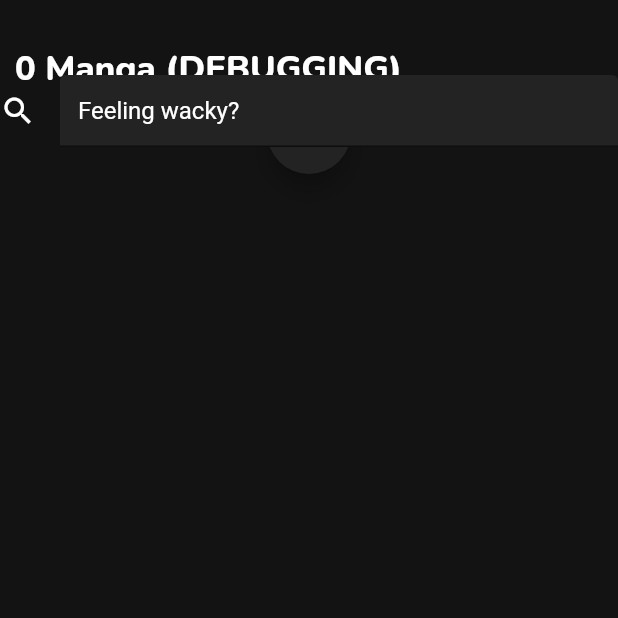
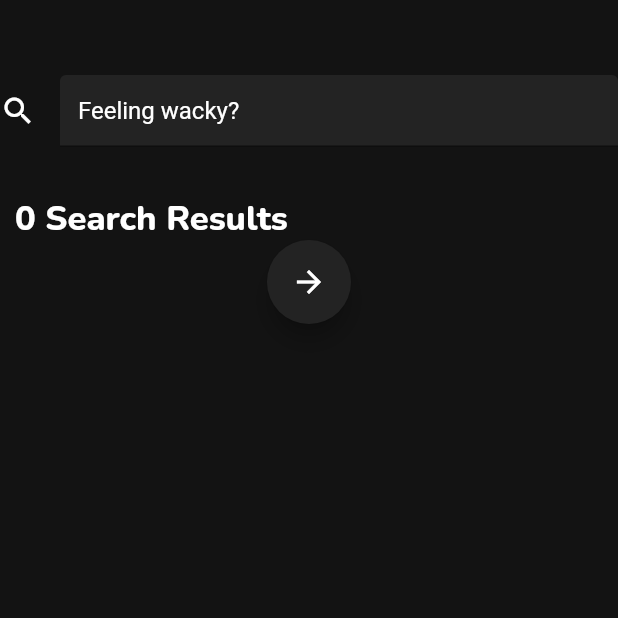
Before and after one commit to Yadiel-Otero/wabisabi-android, a Flutter app: the SearchScreen screen opened directly, on a phone screen of 412 x 824 dp, the top half of it. Run offline on Flutter 3.47's test engine with Material 2 defaults, Android fonts, the light colour scheme and no system bars; our stand-ins replace google_fonts; missing offline and left inert: web_scraper.

Commit message:
Small Tweak: SearchScreen now clears previous mangaCards before displaying a new search result

```diff
--- a/lib/components/homeScreen/MangaList.dart
+++ b/lib/components/homeScreen/MangaList.dart
@@ -14,12 +14,14 @@ class MangaList extends StatelessWidget {
   List<Map<String, dynamic>> mangaListLinks;
   Function nextLink;
   int? routeNumber;
+  String text;
 
   MangaList({
     required this.mangaList,
     required this.mangaListLinks,
     required this.nextLink,
     this.routeNumber,
+    required this.text,
   }) {}
 
   @override
@@ -44,7 +46,7 @@ class MangaList extends StatelessWidget {
               padding: EdgeInsets.only(left: 10), //moves
               alignment: Alignment.centerLeft,
               child: CustomText(
-                text: mangaList.length.toString() + ' Manga (DEBUGGING)',
+                text: mangaList.length.toString() + ' ' + text + ' ',
                 fontSize: 23,
                 fontWeight: FontWeight.w800,
               ),
--- a/lib/screens/HomeScreen.dart
+++ b/lib/screens/HomeScreen.dart
@@ -96,14 +96,6 @@ class _HomeScreenState extends State<HomeScreen> {
     previousRoute = routeNumber - 1;
     print("routeNumber: " + routeNumber.toString());
   }
-   //for (int i = 0; i < mangaList.length; i++)
-    /*
-     ******************DEBUGGING**********************
-    mangaList[i]['attributes'].removeWhere((key, value) => key == key || value == null); //for removing null values
-    print(mangaList); //manga
-    print(mangaListLinks);
-    print(mangaList[i]['attributes']['src']); //manga
-    */
 
 /*
 *******************ORIGINAL SEARCH FUNCTION WAS HERE******************
@@ -169,6 +161,7 @@ class _HomeScreenState extends State<HomeScreen> {
                       mangaListLinks: mangaListLinks,
                       nextLink: fetchManga,
                       routeNumber: routeNumber,
+                      text: 'Manga (DEBUGGING)',
                     ),
                   ],
                 ),
--- a/lib/screens/SearchScreen.dart
+++ b/lib/screens/SearchScreen.dart
@@ -18,6 +18,7 @@ class _SearchScreenState extends State<SearchScreen> {
   late List<Map<String, dynamic>> mangaListSearchLinks;
   late List<Map<String, dynamic>> mangaListNextLinks;
   String searchTerm = '';
+  int pageNumber = 1;
   bool searchLoaded = true;
   final GlobalKey<FormState> _formKey = GlobalKey<FormState>();
 
@@ -27,20 +28,21 @@ class _SearchScreenState extends State<SearchScreen> {
     final webscraper = WebScraper(Constants.baseUrl);
 
     if (await webscraper.loadWebPage(
-        '/search/story/' + searchTerm.replaceAll(" ", "_").toLowerCase())) {
-      mangaListSearch = webscraper.getElement(
+        '/search/story/' + searchTerm.replaceAll(" ", "_").toLowerCase() + '?page=' + pageNumber.toString())) {
+      mangaListSearch += webscraper.getElement(
         'div.search-story-item > a > img',
         ['src', 'alt'],
       );
 
-      mangaListSearchLinks = webscraper.getElement(
+      mangaListSearchLinks += webscraper.getElement(
         'div.search-story-item > a',
         ['href'],
       );
     }
 
     setState(() {
-      //searchLoaded = true;
+      pageNumber++;
+      print('page number: ' + pageNumber.toString());
     });
   }
 
@@ -51,6 +53,7 @@ class _SearchScreenState extends State<SearchScreen> {
     //else when it entered the function it would try to sum an itself while not initialized
     mangaListSearch = [];
     mangaListSearchLinks = [];
+    pageNumber = 1; //so that it resets when i switch pages
   }
 
   Widget build(BuildContext context) {
@@ -59,10 +62,14 @@ class _SearchScreenState extends State<SearchScreen> {
       body: searchLoaded
           ? Stack(
               children: [
-                MangaList(
-                  mangaList: mangaListSearch,
-                  mangaListLinks: mangaListSearchLinks,
-                  nextLink: fetchMangaSearch,
+                Container(
+                  margin: EdgeInsets.only(top: 100),
+                  child: MangaList(
+                    mangaList: mangaListSearch,
+                    mangaListLinks: mangaListSearchLinks,
+                    nextLink: fetchMangaSearch,
+                    text: 'Search Results',
+                  ),
                 ),
                 Positioned(
                   child: Form(
@@ -82,6 +89,9 @@ class _SearchScreenState extends State<SearchScreen> {
                               searchTerm = value,
                               //debugging purposes
                               print(searchTerm),
+                              pageNumber = 1,
+                              mangaListSearch = [],
+                              mangaListSearchLinks = [],
                             },
                             decoration: InputDecoration(
                               fillColor: Constants.lightGray,
```
